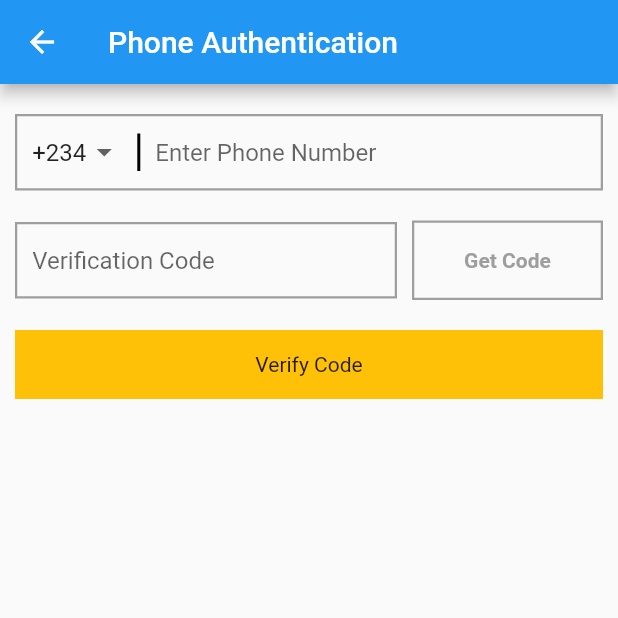
After one commit to Destiny-Ed/Firebase-Authentication-Tutorial-project, a Flutter app: the screen it shows after launch, after a tap on "Continue with phone", on a phone screen of 412 x 824 dp, the top half of it. The commit adds this screen. Run offline on Flutter 3.47's test engine with Material 2 defaults, Android fonts, the phone set to English and light mode, and no system bars; our stand-ins replace firebase_auth, firebase_core, google_sign_in; missing offline and left inert: flutter_facebook_auth; accounts and stored records are empty.

Commit message:
Added Phone Authentication

```diff
--- a/lib/Screens/AuthScreen/login.dart
+++ b/lib/Screens/AuthScreen/login.dart
@@ -1,6 +1,7 @@
 import 'package:firebase_auth/firebase_auth.dart';
 import 'package:flutter/material.dart';
 import 'package:flutterFcm/Provider/auth_provider.dart';
+import 'package:flutterFcm/Screens/AuthScreen/phone_auth.dart';
 import 'package:flutterFcm/Screens/AuthScreen/register.dart';
 import 'package:flutterFcm/Screens/AuthScreen/reset.dart';
 
@@ -137,7 +138,23 @@ class _LoginPageState extends State<LoginPage> {
                         child: Container(
                           color: Colors.blue,
                           padding: const EdgeInsets.all(10),
-                              child: Text("Continue with facebook")))
+                          child: Text("Continue with facebook"),
+                        ),
+                      ),
+                      GestureDetector(
+                        onTap: () {
+                          Navigator.push(
+                              context,
+                              MaterialPageRoute(
+                                  builder: (context) => PhoneAuth()));
+                        },
+                        child: Container(
+                          padding: const EdgeInsets.all(10),
+                          color: Colors.amber,
+                          margin: const EdgeInsets.symmetric(vertical: 50),
+                          child: Text("Continue with phone"),
+                        ),
+                      )
                     ],
                   )
                 ],
--- /dev/null
+++ b/lib/Screens/AuthScreen/phone_auth.dart
@@ -0,0 +1,269 @@
+import 'dart:async';
+
+import 'package:firebase_auth/firebase_auth.dart';
+import 'package:flutter/material.dart';
+
+import '../home.dart';
+
+class PhoneAuth extends StatefulWidget {
+  @override
+  _PhoneAuthState createState() => _PhoneAuthState();
+}
+
+class _PhoneAuthState extends State<PhoneAuth> {
+  String selectedCountry = "+234";
+
+  List<String> country = ["+234", "+1", "+345"];
+
+  String myVerificationId = "";
+
+  TextEditingController _phone = TextEditingController();
+  TextEditingController _code = TextEditingController();
+
+  bool showClearIcon = false;
+
+  String getCodeText = "Get Code";
+  bool isSending = false;
+  bool isLoading = false;
+
+  Timer _codeTimer;
+
+  @override
+  Widget build(BuildContext context) {
+    return Scaffold(
+      appBar: AppBar(
+        title: Text("Phone Authentication"),
+      ),
+      body: Container(
+        padding: const EdgeInsets.all(10),
+        child: Column(
+          children: [
+            //Phone Field
+
+            Container(
+              padding: const EdgeInsets.symmetric(horizontal: 10),
+              decoration: BoxDecoration(
+                  border: Border.all(color: Colors.grey, width: 1.5)),
+              margin: const EdgeInsets.only(top: 10),
+              child: Row(
+                children: [
+                  //Country Code
+                  DropdownButton<String>(
+                    underline: Container(),
+                    value: selectedCountry,
+                    items: country.map((String e) {
+                      return DropdownMenuItem(
+                        child: Text(e),
+                        value: e,
+                      );
+                    }).toList(),
+                    onChanged: (String value) {
+                      setState(() {
+                        selectedCountry = value;
+                      });
+                    },
+                  ),
+
+                  //Divider
+                  Container(
+                    margin: const EdgeInsets.symmetric(horizontal: 10),
+                    height: 25,
+                    color: Colors.black,
+                    width: 2,
+                  ),
+
+                  //phone Field
+
+                  Expanded(
+                    child: TextFormField(
+                      onChanged: (value) {
+                        setState(() {
+                          if (value.isEmpty) {
+                            showClearIcon = false;
+                          } else {
+                            showClearIcon = true;
+                          }
+                        });
+                      },
+                      controller: _phone,
+                      keyboardType: TextInputType.phone,
+                      decoration: InputDecoration(
+                          border: InputBorder.none,
+                          hintText: "Enter Phone Number"),
+                    ),
+                  ),
+
+                  //Clear Icon
+                  showClearIcon == false
+                      ? Text("")
+                      : IconButton(
+                          icon: Icon(Icons.close),
+                          onPressed: () {
+                            setState(() {
+                              _phone.clear();
+                              showClearIcon = false;
+                            });
+                          },
+                        )
+                ],
+              ),
+            ),
+
+            //Code Field
+
+            Container(
+              margin: const EdgeInsets.symmetric(vertical: 20.0),
+              child: Column(
+                children: [
+                  Row(
+                    children: [
+                      Expanded(
+                        flex: 2,
+                        child: Container(
+                          padding: const EdgeInsets.symmetric(horizontal: 10),
+                          decoration: BoxDecoration(
+                              border:
+                                  Border.all(color: Colors.grey, width: 1.5)),
+                          child: TextFormField(
+                            controller: _code,
+                            keyboardType: TextInputType.phone,
+                            decoration: InputDecoration(
+                                border: InputBorder.none,
+                                hintText: "Verification Code"),
+                          ),
+                        ),
+                      ),
+                      SizedBox(
+                        width: 10,
+                      ),
+
+                      //Get Code Button
+                      Expanded(
+                        child: GestureDetector(
+                          onTap: isSending == false
+                              ? () {
+                                  if (_phone.text.isNotEmpty) {
+                                    final String number =
+                                        selectedCountry + _phone.text;
+                                    //Verify phone
+                                    print(number);
+                                    verifyPhoneNumber(context, number);
+                                  }
+                                }
+                              : null,
+                          child: Container(
+                            padding: const EdgeInsets.all(17),
+                            alignment: Alignment.center,
+                            decoration: BoxDecoration(
+                                border:
+                                    Border.all(color: Colors.grey, width: 1.5)),
+                            child: Text(
+                              "$getCodeText",
+                              style: TextStyle(
+                                  color: isSending == false
+                                      ? Colors.grey
+                                      : Colors.amber,
+                                  fontWeight: FontWeight.bold),
+                            ),
+                          ),
+                        ),
+                      )
+                    ],
+                  )
+                ],
+              ),
+            ),
+
+            //Submit Button
+            GestureDetector(
+              onTap: isLoading == false
+                  ? () {
+                      if (_code.text.isNotEmpty) {
+                        ///Verify Code Method
+                        verifySmsCode(context, _code.text.trim());
+                      }
+                    }
+                  : null,
+              child: Container(
+                  alignment: Alignment.center,
+                  width: MediaQuery.of(context).size.width,
+                  color: Colors.amber,
+                  padding: const EdgeInsets.all(15),
+                  child: isLoading == false
+                      ? Text("Verify Code")
+                      : Text("Loading...")),
+            )
+          ],
+        ),
+      ),
+    );
+  }
+
+  void verifyPhoneNumber(BuildContext context, String phone) async {
+    int duration = 60;
+
+    _codeTimer = Timer.periodic(const Duration(seconds: 1), (Timer timer) {
+      setState(() {
+        isSending = true;
+
+        if (duration < 1) {
+          _codeTimer.cancel();
+          isSending = false;
+          getCodeText = "Get Code";
+        } else {
+          duration--;
+          getCodeText = "$duration s";
+        }
+      });
+    });
+
+    //Phone Auth
+    FirebaseAuth _auth = FirebaseAuth.instance;
+
+    await _auth.verifyPhoneNumber(
+      phoneNumber: phone,
+      verificationCompleted: (PhoneAuthCredential credential) async {
+        await _auth.signInWithCredential(credential);
+
+        Navigator.pushAndRemoveUntil(
+            context,
+            MaterialPageRoute(builder: (context) => HomePage()),
+            (route) => false);
+      },
+      timeout: const Duration(seconds: 60),
+      verificationFailed: (FirebaseException error) {
+        ScaffoldMessenger.of(context)
+            .showSnackBar(SnackBar(content: Text(error.code)));
+      },
+      codeSent: (String verificationId, int forceResendingToken) {
+        setState(() {
+          myVerificationId = verificationId;
+        });
+      },
+      codeAutoRetrievalTimeout: (String verificationId) => null,
+    );
+  }
+
+  //Verify Code
+  void verifySmsCode(BuildContext context, String code) async {
+    FirebaseAuth auth = FirebaseAuth.instance;
+
+    setState(() {
+      isLoading = true;
+    });
+
+    //Create a PhoneCredential with the code
+    PhoneAuthCredential credential = PhoneAuthProvider.credential(
+        verificationId: myVerificationId, smsCode: code);
+
+    //Sign in the user with credential
+    await auth.signInWithCredential(credential);
+
+    setState(() {
+      isLoading = false;
+    });
+
+    Navigator.pushAndRemoveUntil(context,
+        MaterialPageRoute(builder: (context) => HomePage()), (route) => false);
+  }
+}
--- a/lib/Screens/home.dart
+++ b/lib/Screens/home.dart
@@ -9,7 +9,9 @@ class HomePage extends StatefulWidget {
 }
 
 class _HomePageState extends State<HomePage> {
-  String email = FirebaseAuth.instance.currentUser.email;
+  String user = FirebaseAuth.instance.currentUser.email == null
+      ? FirebaseAuth.instance.currentUser.phoneNumber
+      : FirebaseAuth.instance.currentUser.email;
   @override
   Widget build(BuildContext context) {
     return Scaffold(
@@ -29,7 +31,7 @@ class _HomePageState extends State<HomePage> {
         ],
       ),
       body: Center(
-        child: Text("Email $email"),
+        child: Text("Email $user"),
       ),
     );
   }
```
Lines whose indentation alone changed are shown as unchanged.
